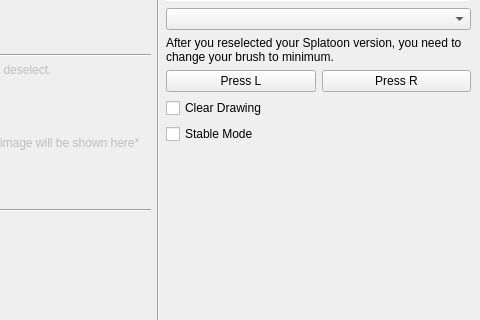
Above: splatplost/gui/plotter.ui from Victrid/splatplost before the change; both pictures show x 178 to 658 and y 129 to 449 of the 658 by 590 pixel window. Below: the same form after it.
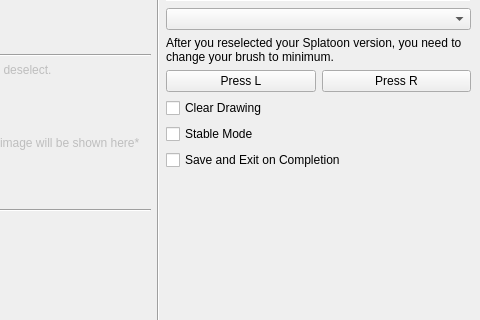
That is the form after the change.

Commit message: Add save and exit option

The edit to the form file:
```diff
--- a/splatplost/gui/plotter.ui
+++ b/splatplost/gui/plotter.ui
@@ -391,6 +391,13 @@
         </property>
        </widget>
       </item>
+      <item>
+       <widget class="QCheckBox" name="save_and_exit">
+        <property name="text">
+         <string>Save and Exit on Completion</string>
+        </property>
+       </widget>
+      </item>
       <item>
        <spacer name="verticalSpacer_3">
         <property name="orientation">
```
Left out of the diff: 2 changed lines with no effect on the pictures. The commit also changes 3 other files.
